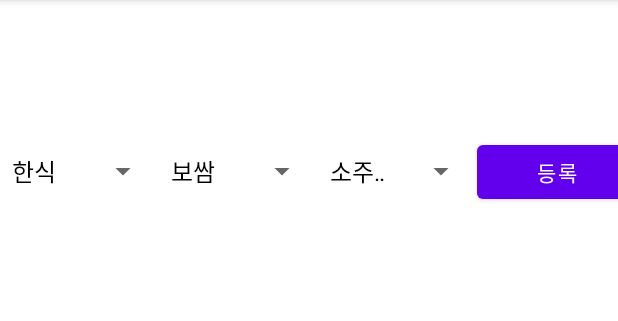
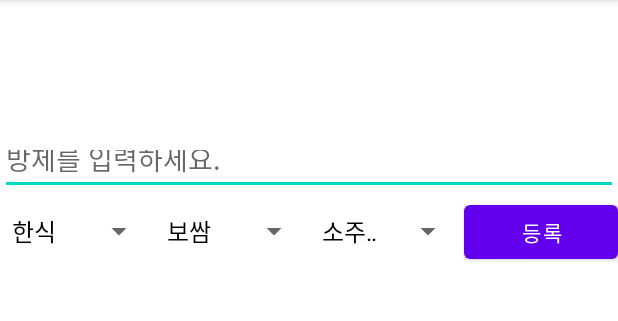
Before and after one commit to min429/Campustaurant, an Android app: the CreateRoomActivity screen opened directly, with no data from a screen before it, on a phone screen of 412 x 824 dp, the part 84-405 px from its top. Run offline under Robolectric (Android 15) with nearby library versions, the phone set to English and light mode, and no system bars; our stand-ins replace Firebase (no records; nobody signed in at launch, a user with empty details on screens opened directly).

Commit message:
대기열 목록/생성 구현

```diff
--- a/app/src/main/java/com/example/campustaurant/ChatActivity.java
+++ b/app/src/main/java/com/example/campustaurant/ChatActivity.java
@@ -60,7 +60,7 @@ public class ChatActivity extends AppCompatActivity {
         mAdapter = new ChatAdapter(chatArrayList, stUserId); // chat객체 배열, email값을 어댑터에 넣어줌
         recyclerView.setAdapter(mAdapter);
 
-        DatabaseReference ref = database.getReference("message"); // message하위에 데이터 저장하기 위해
+        DatabaseReference ref = database.getReference("Chat"); // Chat하위에 데이터 저장하기 위해
 
         // 파이어베이스가 수정이 될 때마다 실행되는 것들 (시작)
         ref.addChildEventListener(new ChildEventListener() {
@@ -126,7 +126,7 @@ public class ChatActivity extends AppCompatActivity {
                 SimpleDateFormat dateformat = new SimpleDateFormat("yyyy-MM-dd hh:mm:ss"); // 날짜 포맷 설정
                 String datetime = dateformat.format(c.getTime()); // datetime을 현재 날짜정보로 설정
 
-                DatabaseReference myRef = database.getReference("message").child(datetime); // message하위에 datetime이 저장되도록 함
+                DatabaseReference myRef = database.getReference("Chat").child(datetime); // Chat하위에 datetime이 저장되도록 함
 
                 Hashtable<String, String> numbers // DB테이블에 데이터 입력
                         = new Hashtable<String, String>();
--- a/app/src/main/java/com/example/campustaurant/MenuSelectActivity.java
+++ b/app/src/main/java/com/example/campustaurant/CreateRoomActivity.java
@@ -1,10 +1,12 @@
 package com.example.campustaurant;
 
 import android.os.Bundle;
+import android.util.Log;
 import android.view.View;
 import android.widget.AdapterView;
 import android.widget.ArrayAdapter;
 import android.widget.Button;
+import android.widget.EditText;
 import android.widget.Spinner;
 import android.widget.Toast;
 
@@ -22,25 +24,28 @@ import java.util.ArrayList;
 import java.util.Calendar;
 import java.util.Hashtable;
 
-public class MenuSelectActivity extends AppCompatActivity {
+public class CreateRoomActivity extends AppCompatActivity {
+    private static final String TAG = "CreateRoomActivity";
+
     ArrayAdapter<CharSequence> adspin1, adspin2, adspin3;
+    EditText etRoomName;
+    String stRoomName;
     String stUserId;
+    String stFood;
     String stRestaurant;
     Button btnRegister;
-    private FirebaseAuth mFirebaseAuth;
     FirebaseDatabase database;
     private DatabaseReference myRef;
 
     @Override
     protected void onCreate(Bundle savedInstanceState) {
         super.onCreate(savedInstanceState);
-        setContentView(R.layout.activity_menu_select);
+        setContentView(R.layout.activity_create_room);
 
-        mFirebaseAuth = FirebaseAuth.getInstance();
         database = FirebaseDatabase.getInstance();
         myRef = database.getReference("Match");
-
-        stUserId = getIntent().getStringExtra("email"); // intent를 호출한 LoginActivity에서 email이라는 이름으로 넘겨받은 값을 가져와서 저장
+        etRoomName = findViewById(R.id.et_roomName);
+        stUserId = getIntent().getStringExtra("email"); // intent를 호출한 RoomListActivity에서 email이라는 이름으로 넘겨받은 값을 가져와서 저장
         btnRegister = (Button)findViewById(R.id.btn_register);
         final Spinner spin1 = (Spinner)findViewById(R.id.spinner1);
         final Spinner spin2 = (Spinner)findViewById(R.id.spinner2);
@@ -56,7 +61,7 @@ public class MenuSelectActivity extends AppCompatActivity {
             @Override
             public void onItemSelected(AdapterView<?> adapterView, View view, int i, long l) {
                 if (adspin1.getItem(i).equals("한식")) {
-                    adspin2 = ArrayAdapter.createFromResource(MenuSelectActivity.this, R.array.spinner_korean, android.R.layout.simple_spinner_dropdown_item);
+                    adspin2 = ArrayAdapter.createFromResource(CreateRoomActivity.this, R.array.spinner_korean, android.R.layout.simple_spinner_dropdown_item);
                     adspin2.setDropDownViewResource(android.R.layout.simple_spinner_dropdown_item);
                     spin2.setAdapter(adspin2);
 
@@ -64,7 +69,9 @@ public class MenuSelectActivity extends AppCompatActivity {
                         @Override
                         public void onItemSelected(AdapterView<?> adapterView, View view, int i, long l) {
                             if(adspin2.getItem(i).equals("보쌈")){
-                                adspin3 = ArrayAdapter.createFromResource(MenuSelectActivity.this, R.array.spinner_bossam, android.R.layout.simple_spinner_dropdown_item);
+                                stFood = adspin2.getItem(i).toString();
+
+                                adspin3 = ArrayAdapter.createFromResource(CreateRoomActivity.this, R.array.spinner_bossam, android.R.layout.simple_spinner_dropdown_item);
                                 adspin3.setDropDownViewResource(android.R.layout.simple_spinner_dropdown_item);
                                 spin3.setAdapter(adspin3);
 
@@ -83,7 +90,7 @@ public class MenuSelectActivity extends AppCompatActivity {
                         }
                     });
                 } else if (adspin1.getItem(i).equals("양식")) {
-                    adspin2 = ArrayAdapter.createFromResource(MenuSelectActivity.this, R.array.spinner_western, android.R.layout.simple_spinner_dropdown_item);
+                    adspin2 = ArrayAdapter.createFromResource(CreateRoomActivity.this, R.array.spinner_western, android.R.layout.simple_spinner_dropdown_item);
                     adspin2.setDropDownViewResource(android.R.layout.simple_spinner_dropdown_item);
                     spin2.setAdapter(adspin2);
 
@@ -91,7 +98,9 @@ public class MenuSelectActivity extends AppCompatActivity {
                         @Override
                         public void onItemSelected(AdapterView<?> adapterView, View view, int i, long l) {
                             if(adspin2.getItem(i).equals("파스타")){
-                                adspin3 = ArrayAdapter.createFromResource(MenuSelectActivity.this, R.array.spinner_pasta, android.R.layout.simple_spinner_dropdown_item);
+                                stFood = adspin2.getItem(i).toString();
+
+                                adspin3 = ArrayAdapter.createFromResource(CreateRoomActivity.this, R.array.spinner_pasta, android.R.layout.simple_spinner_dropdown_item);
                                 adspin3.setDropDownViewResource(android.R.layout.simple_spinner_dropdown_item);
                                 spin3.setAdapter(adspin3);
 
@@ -110,7 +119,7 @@ public class MenuSelectActivity extends AppCompatActivity {
                         }
                     });
                 }else if (adspin1.getItem(i).equals("중식")) {
-                    adspin2 = ArrayAdapter.createFromResource(MenuSelectActivity.this, R.array.spinner_chinese, android.R.layout.simple_spinner_dropdown_item);
+                    adspin2 = ArrayAdapter.createFromResource(CreateRoomActivity.this, R.array.spinner_chinese, android.R.layout.simple_spinner_dropdown_item);
                     adspin2.setDropDownViewResource(android.R.layout.simple_spinner_dropdown_item);
                     spin2.setAdapter(adspin2);
 
@@ -118,7 +127,9 @@ public class MenuSelectActivity extends AppCompatActivity {
                         @Override
                         public void onItemSelected(AdapterView<?> adapterView, View view, int i, long l) {
                             if(adspin2.getItem(i).equals("짜장면")){
-                                adspin3 = ArrayAdapter.createFromResource(MenuSelectActivity.this, R.array.spinner_jajangmyeon, android.R.layout.simple_spinner_dropdown_item);
+                                stFood = adspin2.getItem(i).toString();
+
+                                adspin3 = ArrayAdapter.createFromResource(CreateRoomActivity.this, R.array.spinner_jajangmyeon, android.R.layout.simple_spinner_dropdown_item);
                                 adspin3.setDropDownViewResource(android.R.layout.simple_spinner_dropdown_item);
                                 spin3.setAdapter(adspin3);
 
@@ -137,7 +148,7 @@ public class MenuSelectActivity extends AppCompatActivity {
                         }
                     });
                 }else if (adspin1.getItem(i).equals("일식")) {
-                    adspin2 = ArrayAdapter.createFromResource(MenuSelectActivity.this, R.array.spinner_japanese, android.R.layout.simple_spinner_dropdown_item);
+                    adspin2 = ArrayAdapter.createFromResource(CreateRoomActivity.this, R.array.spinner_japanese, android.R.layout.simple_spinner_dropdown_item);
                     adspin2.setDropDownViewResource(android.R.layout.simple_spinner_dropdown_item);
                     spin2.setAdapter(adspin2);
 
@@ -145,7 +156,9 @@ public class MenuSelectActivity extends AppCompatActivity {
                         @Override
                         public void onItemSelected(AdapterView<?> adapterView, View view, int i, long l) {
                             if(adspin2.getItem(i).equals("돈까스")){
-                                adspin3 = ArrayAdapter.createFromResource(MenuSelectActivity.this, R.array.spinner_donkkaseu, android.R.layout.simple_spinner_dropdown_item);
+                                stFood = adspin2.getItem(i).toString();
+
+                                adspin3 = ArrayAdapter.createFromResource(CreateRoomActivity.this, R.array.spinner_donkkaseu, android.R.layout.simple_spinner_dropdown_item);
                                 adspin3.setDropDownViewResource(android.R.layout.simple_spinner_dropdown_item);
                                 spin3.setAdapter(adspin3);
 
@@ -165,7 +178,7 @@ public class MenuSelectActivity extends AppCompatActivity {
                     });
                 }
             }
-//************************************************************************************************************************************************************************************************
+            //************************************************************************************************************************************************************************************************
             @Override
             public void onNothingSelected(AdapterView<?> adapterView) {
 
@@ -174,7 +187,13 @@ public class MenuSelectActivity extends AppCompatActivity {
         btnRegister.setOnClickListener(new View.OnClickListener() {
             @Override
             public void onClick(View view) {
-                Toast.makeText(MenuSelectActivity.this, stRestaurant, Toast.LENGTH_SHORT).show();
+                //Toast.makeText(CreateRoomActivity.this, stRoomName, Toast.LENGTH_SHORT).show();
+                Log.d(TAG, "roomName: "+stRoomName);
+                Log.d(TAG, "userId: "+stUserId);
+                Log.d(TAG, "food: "+stFood);
+                Log.d(TAG, "restaurant: "+stRestaurant);
+
+                stRoomName = etRoomName.getText().toString();
 
                 Calendar c = Calendar.getInstance(); // 현재 날짜정보 가져옴
                 SimpleDateFormat dateformat = new SimpleDateFormat("yyyy-MM-dd hh:mm:ss"); // 날짜 포맷 설정
@@ -182,9 +201,13 @@ public class MenuSelectActivity extends AppCompatActivity {
 
                 Hashtable<String, String> Data // DB테이블에 데이터 입력
                         = new Hashtable<String, String>();
-                Data.put("userId", stUserId); // DB의 restaurant란에 inputRestaurant 값
-                Data.put("restaurant", stRestaurant); // DB의 restaurant란에 inputRestaurant 값
+                Data.put("roomName", stRoomName); // DB의 roomName란에 stRoomName 값
+                Data.put("userId", stUserId);
+                Data.put("food", stFood);
+                Data.put("restaurant", stRestaurant);
                 myRef.child(datetime).setValue(Data); // 입력
+
+                finish();
             }
         });
     }
--- a/app/src/main/res/layout/activity_menu_select.xml
+++ b/app/src/main/res/layout/activity_create_room.xml
@@ -6,38 +6,53 @@
         android:orientation="vertical"
         android:layout_width="match_parent"
         android:layout_height="match_parent">
+
         <FrameLayout
             android:layout_width="match_parent"
             android:layout_height="90dp"
             android:layout_gravity="center_horizontal">
         </FrameLayout>
+
+        <LinearLayout
+            android:orientation="vertical"
+            android:layout_width="match_parent"
+            android:layout_height="40dp">
+
+            <EditText
+                android:id="@+id/et_roomName"
+                android:layout_width="match_parent"
+                android:layout_height="wrap_content"
+                android:hint="방제를 입력하세요."/>
+
+        </LinearLayout>
+
         <LinearLayout
             android:orientation="horizontal"
             android:layout_width="match_parent"
-            android:layout_height="80dp"
+            android:layout_height="50dp"
             android:layout_gravity="center_horizontal"
             android:weightSum="1">
             <Spinner
                 android:id="@+id/spinner1"
                 android:layout_width="120dp"
                 android:layout_height="wrap_content"
-                android:layout_weight="0.21" />
+                android:layout_weight="0.25" />
             <Spinner
                 android:id="@+id/spinner2"
                 android:layout_width="120dp"
                 android:layout_height="wrap_content"
-                android:layout_weight="0.21" />
+                android:layout_weight="0.25" />
             <Spinner
                 android:id="@+id/spinner3"
                 android:layout_width="120dp"
                 android:layout_height="wrap_content"
-                android:layout_weight="0.21" />
+                android:layout_weight="0.25" />
             <Button
                 android:id="@+id/btn_register"
                 android:layout_width="120dp"
                 android:layout_height="wrap_content"
                 android:text="등록"
-                android:layout_weight="0.21" />
+                android:layout_weight="0.25" />
 
         </LinearLayout>
     </LinearLayout>
```
Also changed, not shown: app/src/main/AndroidManifest.xml (+8 -1 lines), app/src/main/java/com/example/campustaurant/MainActivity.java (+5 -5 lines), app/src/main/java/com/example/campustaurant/Match.java (+21 -1 lines), app/src/main/java/com/example/campustaurant/RoomListActivity.java (added, +114 -0 lines), app/src/main/java/com/example/campustaurant/RoomListAdapter.java (added, +71 -0 lines), app/src/main/res/layout/activity_main.xml (+13 -13 lines), app/src/main/res/layout/activity_room_list.xml (added, +36 -0 lines), app/src/main/res/layout/room_list.xml (added, +50 -0 lines), app/src/main/res/values/strings.xml (+9 -9 lines).
